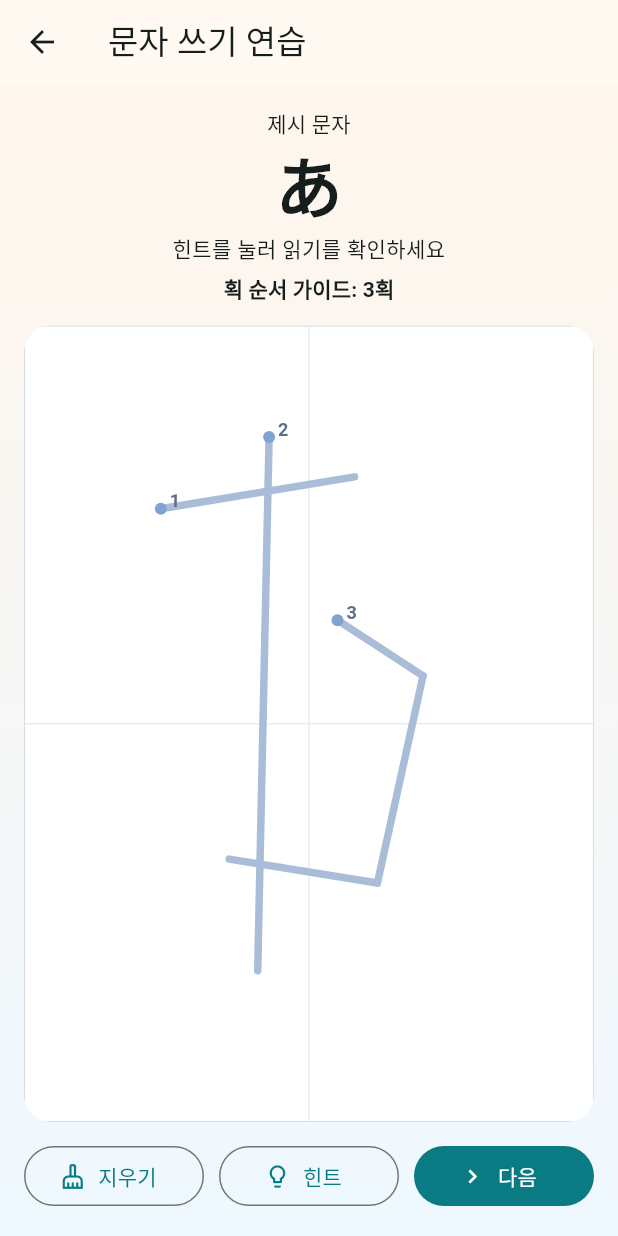
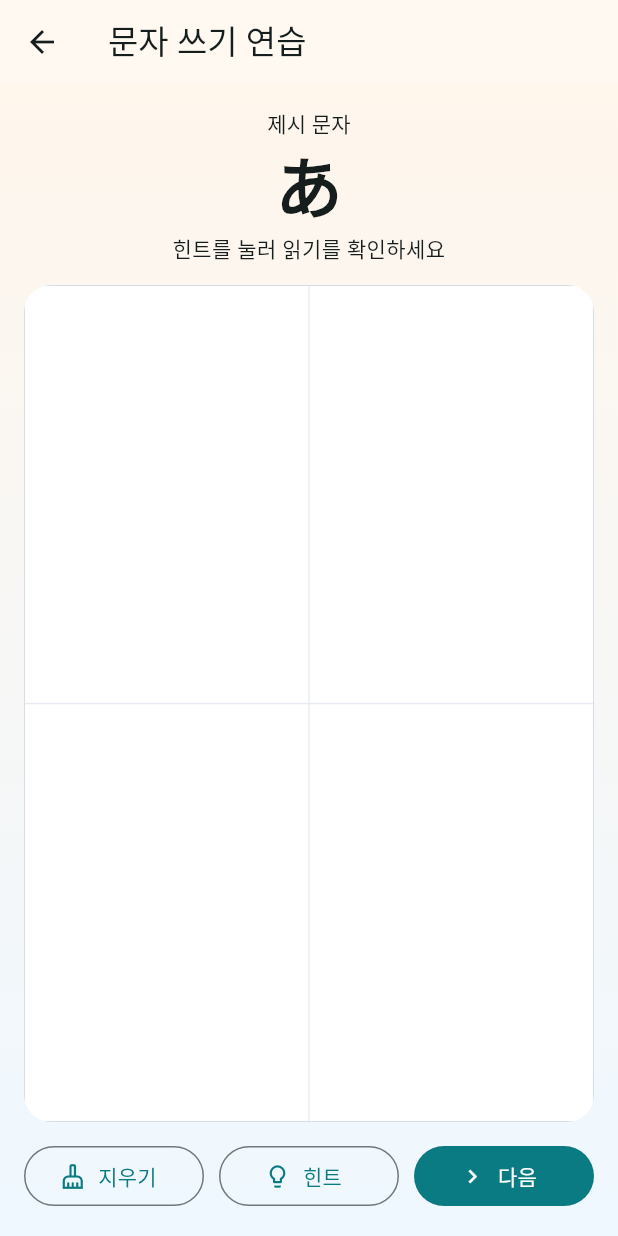
Before and after one commit to gaeng2y/study-jlpt, a Flutter app: the KanaWritingScreen screen opened directly with empty values, on a phone screen of 412 x 824 dp. Run offline on Flutter 3.47's test engine with Material 3 defaults, Android fonts, the phone set to English and light mode, and no system bars; our stand-ins replace app_links, flutter_local_notifications, flutter_tts, supabase_flutter, timezone; missing offline and left inert: home_widget; accounts and stored records are empty.

Commit message:
refactor(practice): remove stroke guide and keep free writing canvas

```diff
--- a/apps/mobile/lib/features/study/kana_writing_screen.dart
+++ b/apps/mobile/lib/features/study/kana_writing_screen.dart
@@ -89,7 +89,6 @@ class _KanaWritingScreenState extends State<KanaWritingScreen> {
   @override
   Widget build(BuildContext context) {
     final item = _kanaItems[_index];
-    final guide = _strokeGuideByKana[item.jp];
 
     return Scaffold(
       appBar: AppBar(
@@ -130,16 +129,6 @@ class _KanaWritingScreenState extends State<KanaWritingScreen> {
                   textAlign: TextAlign.center,
                   style: Theme.of(context).textTheme.bodyMedium,
                 ),
-                if (guide != null && guide.isNotEmpty) ...[
-                  const SizedBox(height: 6),
-                  Text(
-                    '획 순서 가이드: ${guide.length}획',
-                    textAlign: TextAlign.center,
-                    style: Theme.of(context).textTheme.labelLarge?.copyWith(
-                          fontWeight: FontWeight.w700,
-                        ),
-                  ),
-                ],
                 const SizedBox(height: 14),
                 Expanded(
                   child: ClipRRect(
@@ -161,10 +150,7 @@ class _KanaWritingScreenState extends State<KanaWritingScreen> {
                         });
                       },
                       child: CustomPaint(
-                        painter: _WritingPainter(
-                          points: _points,
-                          strokeGuide: guide,
-                        ),
+                        painter: _WritingPainter(points: _points),
                         child: const SizedBox.expand(),
                       ),
                     ),
@@ -236,13 +222,9 @@ class _KanaWritingScreenState extends State<KanaWritingScreen> {
 }
 
 class _WritingPainter extends CustomPainter {
-  const _WritingPainter({
-    required this.points,
-    required this.strokeGuide,
-  });
+  const _WritingPainter({required this.points});
 
   final List<Offset?> points;
-  final List<List<Offset>>? strokeGuide;
 
   @override
   void paint(Canvas canvas, Size size) {
@@ -269,8 +251,6 @@ class _WritingPainter extends CustomPainter {
       ..strokeWidth = 1.4;
     canvas.drawRect(Offset.zero & size, border);
 
-    _paintGuides(canvas, size);
-
     final stroke = Paint()
       ..color = const Color(0xFF1F2A37)
       ..strokeWidth = 6
@@ -286,86 +266,8 @@ class _WritingPainter extends CustomPainter {
     }
   }
 
-  void _paintGuides(Canvas canvas, Size size) {
-    if (strokeGuide == null || strokeGuide!.isEmpty) {
-      return;
-    }
-
-    final textStyle = const TextStyle(
-      color: Color(0xFF5F6F86),
-      fontSize: 12,
-      fontWeight: FontWeight.w700,
-    );
-
-    for (var i = 0; i < strokeGuide!.length; i++) {
-      final points = strokeGuide![i]
-          .map((p) => Offset(p.dx * size.width, p.dy * size.height))
-          .toList(growable: false);
-
-      final guide = Paint()
-        ..color = const Color(0xFFA9BCD8)
-        ..style = PaintingStyle.stroke
-        ..strokeWidth = 5
-        ..strokeCap = StrokeCap.round
-        ..strokeJoin = StrokeJoin.round;
-
-      for (var j = 0; j < points.length - 1; j++) {
-        canvas.drawLine(points[j], points[j + 1], guide);
-      }
-
-      final dot = Paint()..color = const Color(0xFF7FA3D1);
-      canvas.drawCircle(points.first, 4, dot);
-
-      final tp = TextPainter(
-        text: TextSpan(text: '${i + 1}', style: textStyle),
-        textDirection: TextDirection.ltr,
-      )..layout();
-      tp.paint(canvas, points.first + const Offset(6, -12));
-    }
-  }
-
   @override
   bool shouldRepaint(covariant _WritingPainter oldDelegate) {
     return true;
   }
 }
-
-const Map<String, List<List<Offset>>> _strokeGuideByKana = {
-  'あ': [
-    [Offset(0.24, 0.23), Offset(0.58, 0.19)],
-    [Offset(0.43, 0.14), Offset(0.41, 0.81)],
-    [
-      Offset(0.55, 0.37),
-      Offset(0.7, 0.44),
-      Offset(0.62, 0.7),
-      Offset(0.36, 0.67),
-    ],
-  ],
-  'い': [
-    [Offset(0.36, 0.32), Offset(0.34, 0.74)],
-    [Offset(0.58, 0.3), Offset(0.56, 0.78)],
-  ],
-  'う': [
-    [Offset(0.32, 0.24), Offset(0.62, 0.24)],
-    [Offset(0.5, 0.31), Offset(0.5, 0.39)],
-    [
-      Offset(0.3, 0.5),
-      Offset(0.68, 0.48),
-      Offset(0.6, 0.77),
-      Offset(0.4, 0.8),
-    ],
-  ],
-  'ア': [
-    [Offset(0.3, 0.26), Offset(0.68, 0.22)],
-    [Offset(0.58, 0.24), Offset(0.43, 0.79)],
-  ],
-  'イ': [
-    [Offset(0.4, 0.24), Offset(0.34, 0.5)],
-    [Offset(0.58, 0.2), Offset(0.54, 0.79)],
-  ],
-  'ウ': [
-    [Offset(0.32, 0.25), Offset(0.66, 0.25)],
-    [Offset(0.5, 0.25), Offset(0.5, 0.37)],
-    [Offset(0.36, 0.39), Offset(0.66, 0.39), Offset(0.58, 0.78)],
-  ],
-};
```
